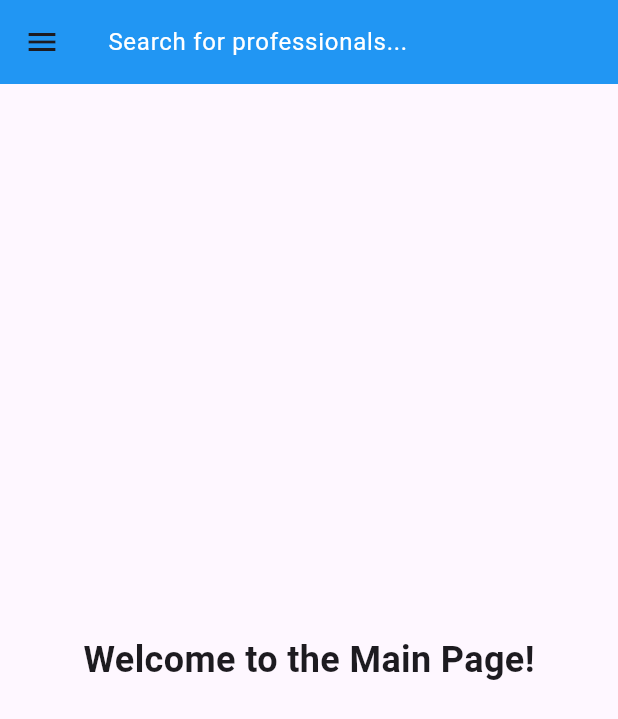
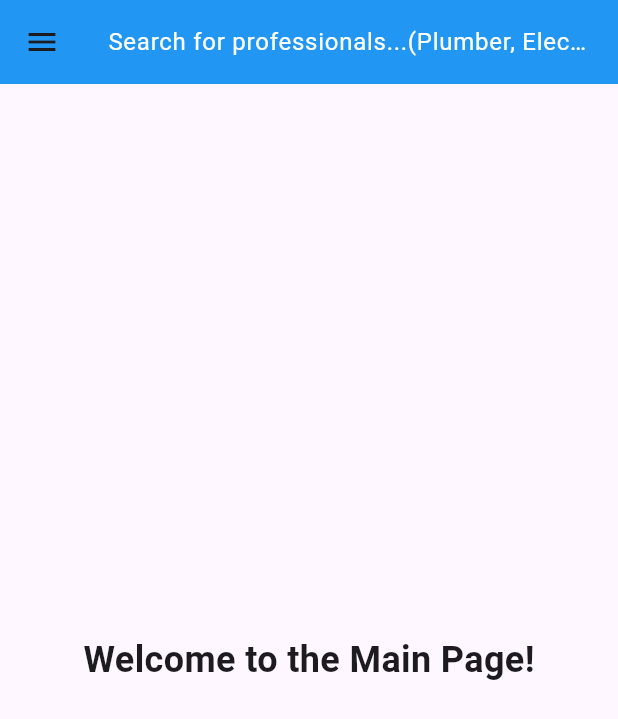
Before and after one commit to Afnanpathan2004/Mobile_application_for_proximity_based_professional_locator_using_generativa_AI, a Flutter app: the Dashboard screen opened by its route, on a phone screen of 412 x 824 dp. Shown: the top 719 px of the screen. Run offline on Flutter 3.47's test engine with Material 3 defaults, Android fonts, the phone set to English and light mode, and no system bars; our stand-ins replace geolocator.

Commit message:
Search Functionality Initial stages!!

```diff
--- a/new_project/lib/main.dart
+++ b/new_project/lib/main.dart
@@ -24,9 +24,9 @@ class MyApp extends StatelessWidget {
         '/': (context) => const MyHomePage(
             title:
                 'Welcome to Professional locator!!!'), // Set the HomePage as the home screen
-        '/register': (context) => RegistrationScreen(),
-        '/login': (context) => LoginScreen(),
-        '/home': (context) => HomeScreen(),
+        '/register': (context) => const RegistrationScreen(),
+        '/login': (context) => const LoginScreen(),
+        '/home': (context) => const HomeScreen(),
         '/dashboard': (context) => Dashboard(),
       },
     );
--- a/new_project/lib/screens/dashboard.dart
+++ b/new_project/lib/screens/dashboard.dart
@@ -1,6 +1,34 @@
 import 'package:flutter/material.dart';
+import 'package:new_project/services/api_service.dart';
 
-class Dashboard extends StatelessWidget {
+class Dashboard extends StatefulWidget {
+  const Dashboard({super.key});
+
+  @override
+  State<Dashboard> createState() => _DashboardState();
+}
+
+class _DashboardState extends State<Dashboard> {
+  // Controller to manage input from the search bar
+  final TextEditingController _searchController = TextEditingController();
+
+  // Function to handle search and send to backend
+  void _onSearch() async {
+    String query = _searchController.text.trim(); // Get user input
+    print('dashboard vala : $query');
+    if (query.isNotEmpty) {
+      try {
+        // Call the API service to search for professionals
+        final response = await ApiService.searchProfessionals(query);
+
+        // For now, print response (can update UI later)
+        print("Search response: $response");
+      } catch (e) {
+        print("Error searching: $e");
+      }
+    }
+  }
+
   @override
   Widget build(BuildContext context) {
     return Scaffold(
@@ -8,12 +36,15 @@ class Dashboard extends StatelessWidget {
       appBar: AppBar(
         backgroundColor: Colors.blue,
         title: TextField(
-          decoration: InputDecoration(
-            hintText: 'Search for professionals...',
+          controller: _searchController,
+          decoration: const InputDecoration(
+            hintText: 'Search for professionals...(Plumber, Electrician, etc.)',
             border: InputBorder.none,
             hintStyle: TextStyle(color: Colors.white),
           ),
-          style: TextStyle(color: Colors.white),
+          style: const TextStyle(color: Colors.white),
+          onSubmitted: (value) => _onSearch(), // Trigger search on Enter key
+          textInputAction: TextInputAction.search, // Keyboard shows 'Search'
         ),
       ),
       // Vertical Navigation Drawer (Navigation Bar)
@@ -21,44 +52,44 @@ class Dashboard extends StatelessWidget {
         child: ListView(
           padding: EdgeInsets.zero,
           children: <Widget>[
-            DrawerHeader(
+            const DrawerHeader(
+              decoration: BoxDecoration(color: Colors.blue),
               child: Text(
                 'Menu',
                 style: TextStyle(color: Colors.white, fontSize: 24),
               ),
-              decoration: BoxDecoration(color: Colors.blue),
             ),
             ListTile(
-              leading: Icon(Icons.chat),
-              title: Text('Chatbot'),
+              leading: const Icon(Icons.chat),
+              title: const Text('Chatbot'),
               onTap: () {
                 // Navigate to Chatbot page
               },
             ),
             ListTile(
-              leading: Icon(Icons.group),
-              title: Text('Community'),
+              leading: const Icon(Icons.group),
+              title: const Text('Community'),
               onTap: () {
                 // Navigate to Community page
               },
             ),
             ListTile(
-              leading: Icon(Icons.person),
-              title: Text('Profile'),
+              leading: const Icon(Icons.person),
+              title: const Text('Profile'),
               onTap: () {
                 // Navigate to Profile page
               },
             ),
             ListTile(
-              leading: Icon(Icons.info),
-              title: Text('About Us'),
+              leading: const Icon(Icons.info),
+              title: const Text('About Us'),
               onTap: () {
                 // Navigate to About Us page
               },
             ),
             ListTile(
-              leading: Icon(Icons.logout),
-              title: Text('Logout'),
+              leading: const Icon(Icons.logout),
+              title: const Text('Logout'),
               onTap: () {
                 // Handle logout functionality
               },
@@ -66,7 +97,7 @@ class Dashboard extends StatelessWidget {
           ],
         ),
       ),
-      body: Center(
+      body: const Center(
         child: Text(
           'Welcome to the Main Page!',
           style: TextStyle(fontSize: 24, fontWeight: FontWeight.bold),
--- a/new_project/lib/screens/login_screen.dart
+++ b/new_project/lib/screens/login_screen.dart
@@ -2,7 +2,7 @@
 
 import 'package:flutter/material.dart';
 import 'package:new_project/services/api_service.dart'; // Import your API service
-import 'package:new_project/screens/dashboard.dart';
+
 
 class LoginScreen extends StatefulWidget {
   const LoginScreen({super.key});
@@ -44,7 +44,7 @@ class _LoginScreenState extends State<LoginScreen> {
         ScaffoldMessenger.of(context).showSnackBar(
           const SnackBar(content: Text('Login Successsful!')),
         );
-        Navigator.pushReplacementNamed(context, '/login');// Redirect to dashboard
+        Navigator.pushReplacementNamed(context, '/dashboard'); // Redirect to dashboard
       } else {
         // Handle failed login, e.g. show an error message
         ScaffoldMessenger.of(context).showSnackBar(
@@ -80,7 +80,7 @@ class _LoginScreenState extends State<LoginScreen> {
         child: Column(
           children: <Widget>[
             const SizedBox(height: 20),
-            Text(
+            const Text(
               'Welcome Back',
               style: TextStyle(fontSize: 24, fontWeight: FontWeight.bold),
             ),
--- a/new_project/pubspec.yaml
+++ b/new_project/pubspec.yaml
@@ -36,6 +36,8 @@ dependencies:
   # Use with the CupertinoIcons class for iOS style icons.
   http: ^0.13.4
   cupertino_icons: ^1.0.8
+  geolocator: ^13.0.2
+  location: ^7.0.1
 
 dev_dependencies:
   flutter_test:
```
Also changed, not shown: new_project/lib/screens/registration_screen.dart (+58 -14 lines), new_project/lib/services/api_service.dart (+29 -2 lines), 6 other files.
